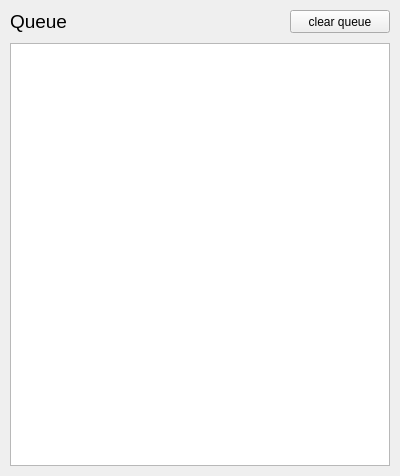
MilanJzo/eda-mp3, file src/frontend/queue.ui: the form before one commit.
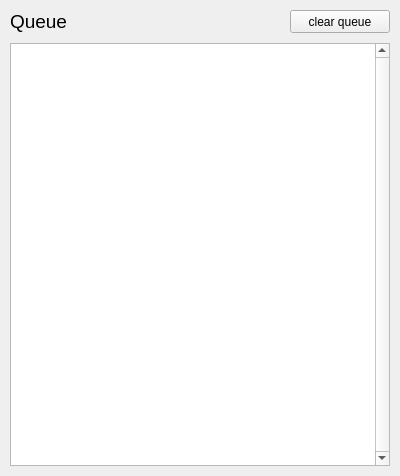
The form after the commit.

Diff of the .ui file:
```diff
--- a/src/frontend/queue.ui
+++ b/src/frontend/queue.ui
@@ -98,7 +98,14 @@
        </layout>
       </item>
       <item>
-       <widget class="QListWidget" name="listWidget"/>
+       <widget class="QListWidget" name="listWidget">
+        <property name="verticalScrollBarPolicy">
+         <enum>Qt::ScrollBarPolicy::ScrollBarAlwaysOn</enum>
+        </property>
+        <property name="horizontalScrollBarPolicy">
+         <enum>Qt::ScrollBarPolicy::ScrollBarAlwaysOff</enum>
+        </property>
+       </widget>
       </item>
      </layout>
     </widget>
```
